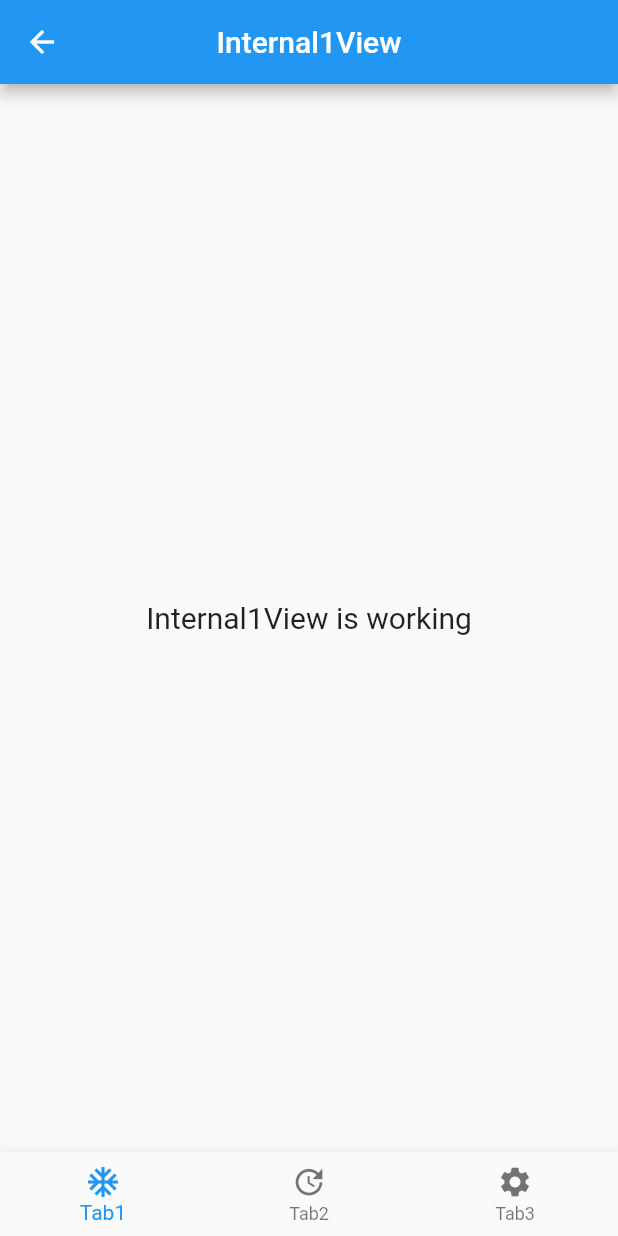
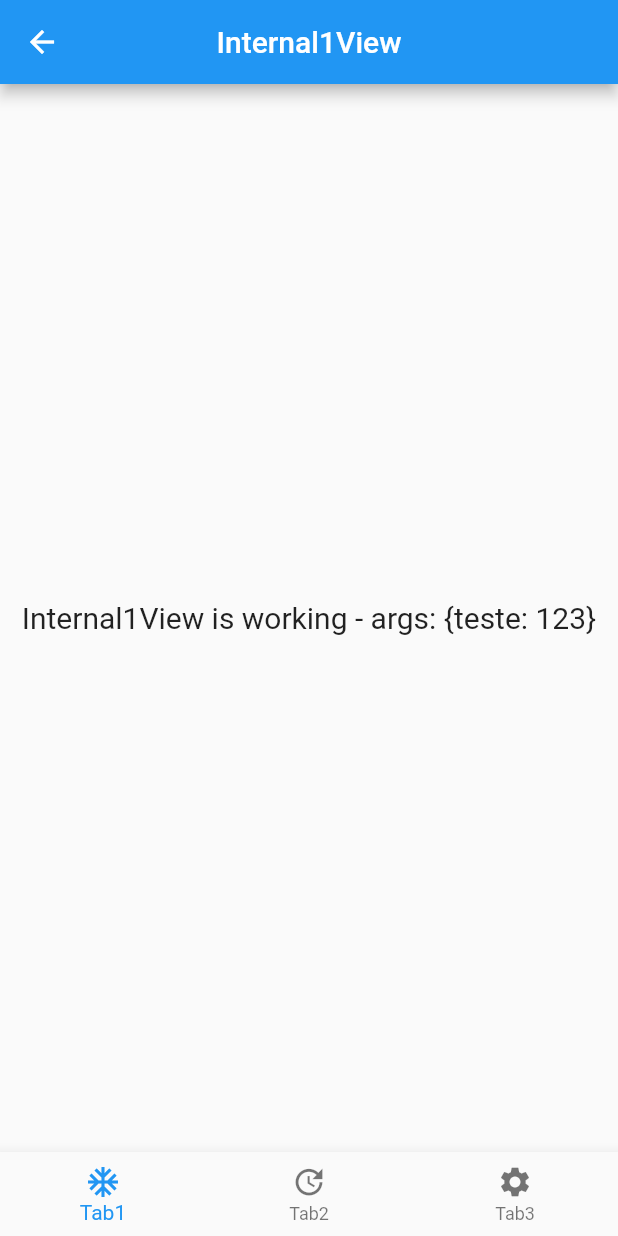
Before and after one commit to tva77/getx_persistent_bottombar, a Flutter app: the screen it shows after launch, after a tap on "internal 1", on a phone screen of 412 x 824 dp. Run offline on Flutter 3.47's test engine with Material 2 defaults, Android fonts, the phone set to English and light mode, and no system bars; our stand-ins replace get.

Commit message:
correct navigation correct arguments

```diff
--- a/lib/app/modules/home/views/home_view.dart
+++ b/lib/app/modules/home/views/home_view.dart
@@ -20,24 +20,32 @@ class HomeView extends GetView<HomeController> {
             children: [
               Navigator(
                 key: Get.nestedKey(0),
-                // observers: [GetObserver((_) {}, Get.routing)],
                 // initialRoute: Routes.TAB1,
                 onGenerateRoute: (RouteSettings settings) {
-                  WidgetBuilder builder;
-                  print(settings);
+                  var route;
+                  var page;
+                  print('settings = $settings');
                   switch (settings.name) {
                     case Routes.INTERNAL1:
-                      builder = (_) => Internal1View();
+                      route = Routes.INTERNAL1;
+                      page = Internal1View(
+                        args: settings.arguments,
+                      );
                       break;
                     case Routes.INTERNAL2:
-                      builder = (_) => Internal2View();
+                      route = Routes.INTERNAL2;
+                      page = Internal2View(
+                        args: settings.arguments,
+                      );
                       break;
                     default:
-                      builder = (_) => Tab1View();
-                    // throw Exception('Invalid route: ${settings.name}');
+                      route = Routes.TAB1;
+                      page = Tab1View();
                   }
-                  return MaterialPageRoute<void>(
-                    builder: builder,
+
+                  return GetPageRoute(
+                    routeName: route,
+                    page: () => page,
                     settings: settings,
                   );
                 },
--- a/lib/app/modules/internal1/bindings/internal1_binding.dart
+++ b/lib/app/modules/internal1/bindings/internal1_binding.dart
@@ -5,8 +5,6 @@ import '../controllers/internal1_controller.dart';
 class Internal1Binding extends Bindings {
   @override
   void dependencies() {
-    Get.lazyPut<Internal1Controller>(
-      () => Internal1Controller(),
-    );
+    Get.put(Internal1Controller());
   }
 }
--- a/lib/app/modules/internal1/controllers/internal1_controller.dart
+++ b/lib/app/modules/internal1/controllers/internal1_controller.dart
@@ -1,11 +1,11 @@
 import 'package:get/get.dart';
 
 class Internal1Controller extends GetxController {
-  //TODO: Implement Internal1Controller
-
-  final count = 0.obs;
+  var args;
   @override
   void onInit() {
+    args = Get.arguments;
+    print(args);
     super.onInit();
   }
 
@@ -16,5 +16,4 @@ class Internal1Controller extends GetxController {
 
   @override
   void onClose() {}
-  void increment() => count.value++;
 }
--- a/lib/app/modules/internal1/views/internal1_view.dart
+++ b/lib/app/modules/internal1/views/internal1_view.dart
@@ -1,12 +1,15 @@
 import 'package:flutter/material.dart';
-
 import 'package:get/get.dart';
 
 import '../controllers/internal1_controller.dart';
 
 class Internal1View extends GetView<Internal1Controller> {
+  var args;
+  Internal1View({Key? key, var this.args}) : super(key: key);
+
   @override
   Widget build(BuildContext context) {
+    print('args internal = $args');
     return Scaffold(
       appBar: AppBar(
         title: Text('Internal1View'),
@@ -14,7 +17,7 @@ class Internal1View extends GetView<Internal1Controller> {
       ),
       body: Center(
         child: Text(
-          'Internal1View is working',
+          'Internal1View is working - args: $args',
           style: TextStyle(fontSize: 20),
         ),
       ),
--- a/lib/app/modules/internal2/views/internal2_view.dart
+++ b/lib/app/modules/internal2/views/internal2_view.dart
@@ -1,10 +1,11 @@
 import 'package:flutter/material.dart';
-
 import 'package:get/get.dart';
 
 import '../controllers/internal2_controller.dart';
 
 class Internal2View extends GetView<Internal2Controller> {
+  var args;
+  Internal2View({Key? key, var this.args}) : super(key: key);
   @override
   Widget build(BuildContext context) {
     return Scaffold(
@@ -14,7 +15,7 @@ class Internal2View extends GetView<Internal2Controller> {
       ),
       body: Center(
         child: Text(
-          'Internal2View is working',
+          'Internal2View is working args= $args',
           style: TextStyle(fontSize: 20),
         ),
       ),
--- a/lib/app/modules/tab1/views/tab1_view.dart
+++ b/lib/app/modules/tab1/views/tab1_view.dart
@@ -20,11 +20,19 @@ class Tab1View extends GetView<Tab1Controller> {
               style: TextStyle(fontSize: 20),
             ),
             ElevatedButton(
-              onPressed: () => Get.toNamed(Routes.INTERNAL1, id: 0),
+              onPressed: () => Get.toNamed(
+                Routes.INTERNAL1,
+                id: 0,
+                arguments: {"teste": "123"},
+              ),
               child: Text("internal 1"),
             ),
             ElevatedButton(
-              onPressed: () => Get.toNamed(Routes.INTERNAL2, id: 0),
+              onPressed: () => Get.toNamed(
+                Routes.INTERNAL2,
+                id: 0,
+                arguments: {"test2": "456"},
+              ),
               child: Text("internal 2"),
             ),
           ],
```
